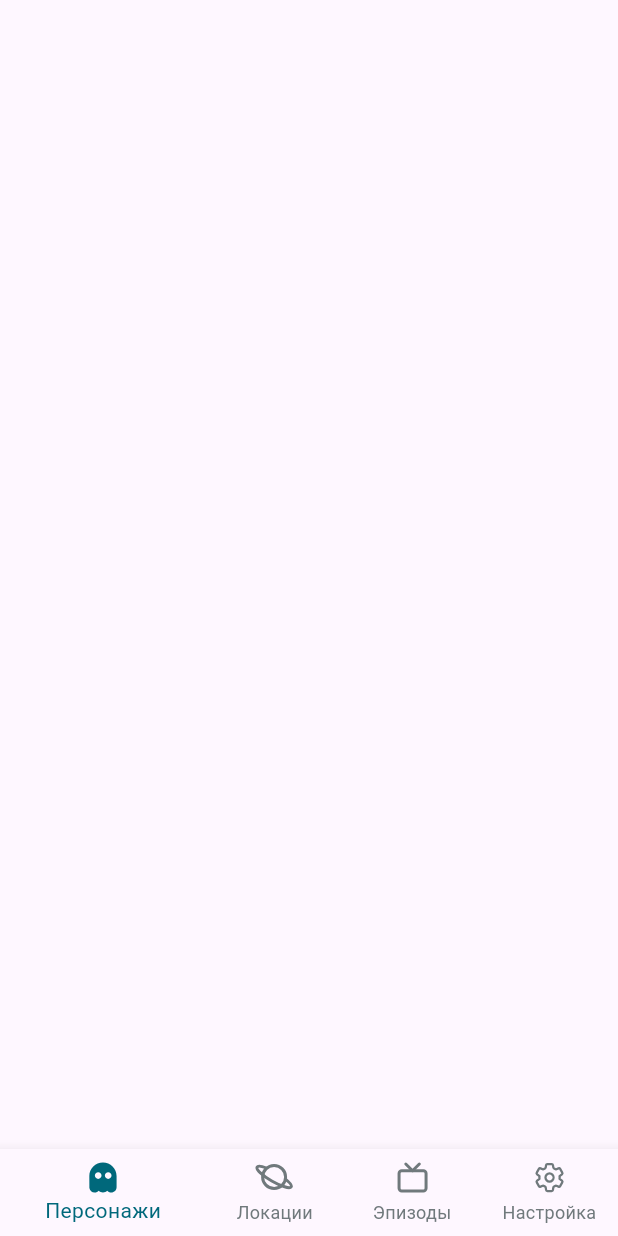
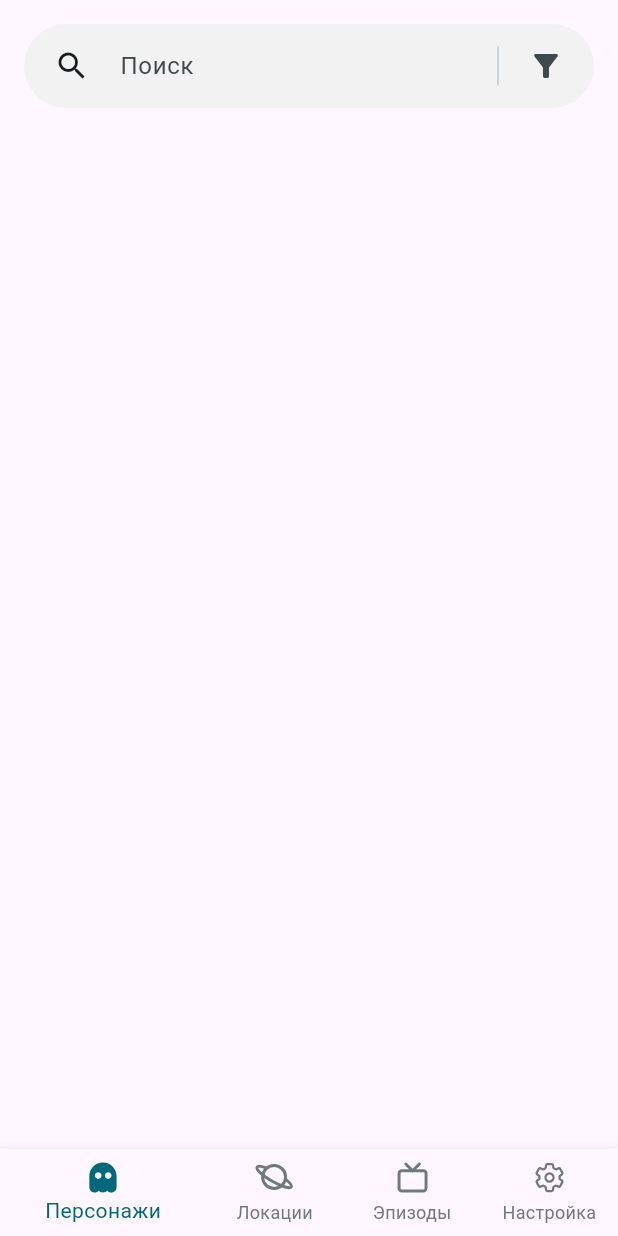
Before and after one commit to timkanurmamatov/rick_and_morty, a Flutter app: the screen it shows after launch, on a phone screen of 412 x 824 dp. Run offline on Flutter 3.47's test engine with Material 3 defaults, Android fonts, the phone set to English and light mode, and no system bars; our stand-ins replace flutter_svg.

Commit message:
Выстроил структуру проекта

```diff
--- /dev/null
+++ b/lib/features/characters/ui/characters_screen.dart
@@ -0,0 +1,29 @@
+import 'package:flutter/material.dart';
+
+class CharactersScreen extends StatelessWidget {
+  const CharactersScreen({super.key});
+
+  @override
+  Widget build(BuildContext context) {
+    return SafeArea(
+      child: Padding(
+        padding: const EdgeInsets.all(16.0),
+        child: Column(
+          children: [
+            SearchBar(
+              elevation: WidgetStatePropertyAll(0),
+              backgroundColor: WidgetStatePropertyAll(Color(0xFFF2F2F2)),
+              leading: IconButton(onPressed: () {}, icon: Icon(Icons.search)),
+              hintText: "Поиск",
+              trailing: [
+                SizedBox(height: 26, child: VerticalDivider()),
+                IconButton(icon: Icon(Icons.filter_alt), onPressed: () {}),
+              ],
+            ),
+            SizedBox(height: 16),
+          ],
+        ),
+      ),
+    );
+  }
+}
--- a/lib/home_screen.dart
+++ b/lib/home_screen.dart
@@ -1,6 +1,10 @@
 import 'package:flutter/material.dart';
 import 'package:flutter_svg/svg.dart';
 import 'package:rick_and_morty/constants/icon_paths.dart';
+import 'package:rick_and_morty/features/characters/ui/characters_screen.dart';
+import 'package:rick_and_morty/features/episodes/ui/episodes_screen.dart';
+import 'package:rick_and_morty/features/locations/ui/locations_screen.dart';
+import 'package:rick_and_morty/features/settings/ui/settings_screen.dart';
 
 class HomeScreen extends StatefulWidget {
   const HomeScreen({super.key});
@@ -29,10 +33,26 @@ class _HomeScreenState extends State<HomeScreen> {
         showUnselectedLabels: true,
         onTap: (value) => setState(() => _currentIndex = value),
       ),
+      body: _getBody(),
     );
   }
 
-    List<BottomNavigationBarItem> _buildTabs() {
+  Widget _getBody() {
+    switch(_currentIndex){
+      case 0:
+        return CharactersScreen();
+      case 1:
+        return LocationsScreen();
+      case 2:
+        return EpisodesScreen();
+      case 3:
+        return SettingsScreen();
+      default:
+        return ErrorWidget(Exception("Неверный индекс на Главной Странице"));
+    }
+  }
+
+  List<BottomNavigationBarItem> _buildTabs() {
     return [
       BottomNavigationBarItem(
         label: "Персонажи",
@@ -65,7 +85,6 @@ class _HomeScreenState extends State<HomeScreen> {
     ];
   }
 
-
   ColorFilter getFilter(int index) => ColorFilter.mode(
     index == _currentIndex
         ? Theme.of(context).colorScheme.primary
```
Also changed, not shown: lib/features/episodes/ui/episodes_screen.dart (added, +10 -0 lines), lib/features/locations/ui/locations_screen.dart (added, +10 -0 lines), lib/features/settings/ui/settings_screen.dart (added, +10 -0 lines).
